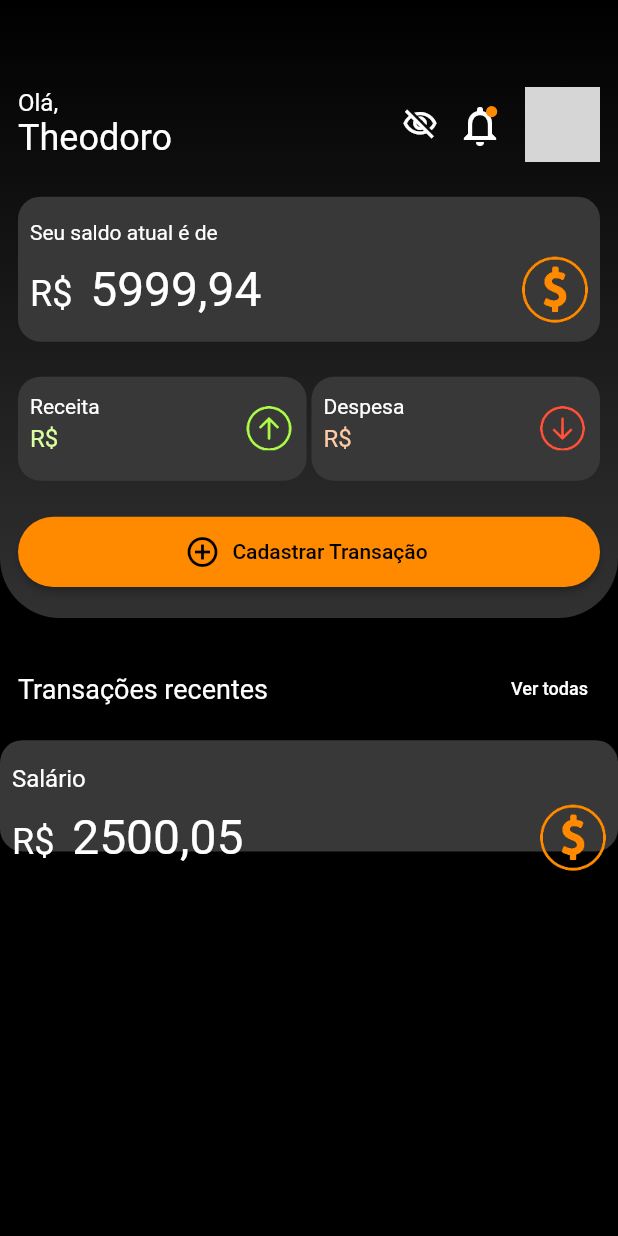
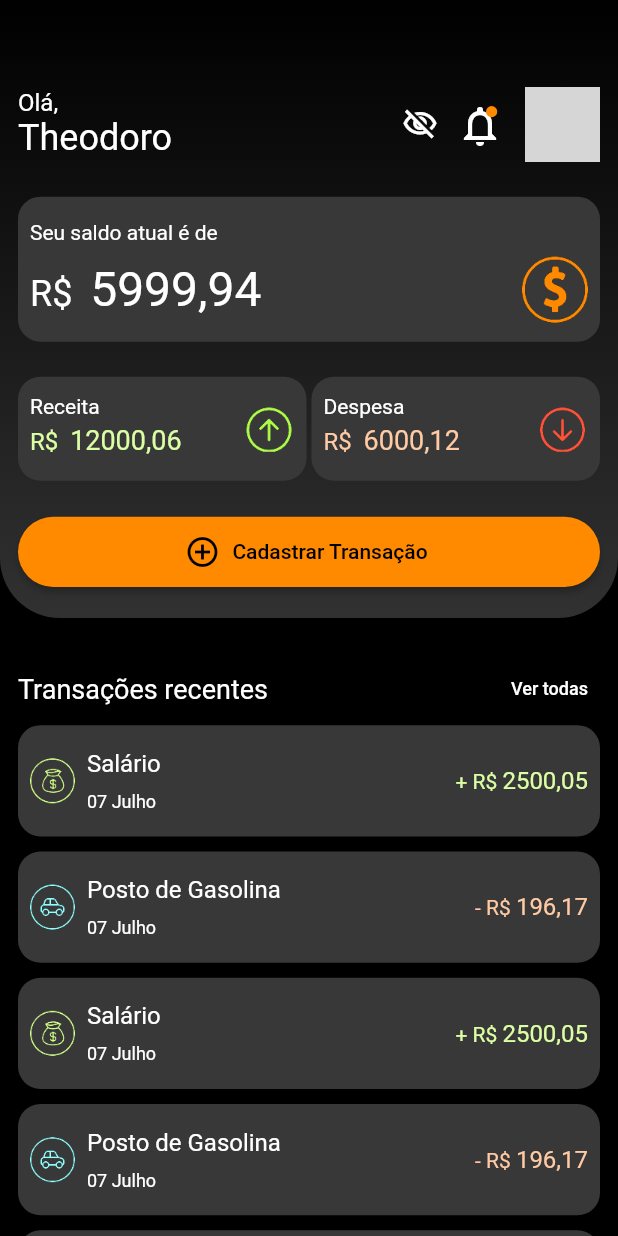
Before and after one commit to Orange-Juice-Projeto-Developer/orange_wallet_mobile, a Flutter app: the screen it shows after launch, after a tap on the "visibility" icon, on a phone screen of 412 x 824 dp. Run offline on Flutter 3.47's test engine with Material 2 defaults, Android fonts, the phone set to English and light mode, and no system bars; network calls fail; grey boxes are pictures that could not be loaded.

Commit message:
Prototipo da lista de transações

```diff
--- a/lib/models/lista_transacoes_container.dart
+++ b/lib/models/lista_transacoes_container.dart
@@ -3,6 +3,7 @@ import 'package:flutter/material.dart';
 class ListaTransacoesContainer extends StatelessWidget {
   final String dataTransacao;
   final String categoriaTransacao;
+  final bool isReceita;
   final bool isVisible;
   final double valorTransacao;
 
@@ -11,77 +12,86 @@ class ListaTransacoesContainer extends StatelessWidget {
       required this.isVisible,
       required this.valorTransacao,
       required this.categoriaTransacao,
-      required this.dataTransacao})
+      required this.dataTransacao,
+      required this.isReceita})
       : super(key: key);
 
   @override
   Widget build(BuildContext context) {
     final mediaQuery = MediaQuery.of(context).size;
     return Padding(
-      padding: const EdgeInsets.symmetric(vertical: 10.0),
+      padding: const EdgeInsets.only(bottom: 10.0),
       child: Container(
         height: mediaQuery.height * 0.09004,
         decoration: BoxDecoration(
           color: const Color(0XFF383838),
           borderRadius: BorderRadius.circular(15),
         ),
-        child: Padding(
-          padding: const EdgeInsets.only(
-            top: 16.0,
-            left: 8,
+        child: Row(
+          children: [
+            Padding(
+              padding: const EdgeInsets.only(left: 8.0),
+              child: Image.asset(
+                isAntiAlias: true,
+                width: 30,
+                height: 30,
+                alignment: Alignment.topCenter,
+                fit: BoxFit.contain,
+                isReceita
+                    ? 'assets/images/Salario.png'
+                    : 'assets/images/Combustivel.png',
               ),
+            ),
+            Padding(
+              padding: const EdgeInsets.only(top: 16, bottom: 8.0, left: 8.0),
               child: Column(
                 crossAxisAlignment: CrossAxisAlignment.start,
                 children: [
-              Padding(
-                padding: const EdgeInsets.only(bottom: 8.0),
-                child: Text(categoriaTransacao,
+                  Text(
+                    categoriaTransacao,
                     style: const TextStyle(fontSize: 16, color: Colors.white),
                   ),
+                  const SizedBox(
+                    height: 9,
+                    width: 0,
                   ),
-              Row(
-                children: [
-                  SizedBox(
-                    width: 170,
-                    height: 38,
-                    child: Text.rich(
-                      TextSpan(
-                        children: [
-                          const TextSpan(
-                            text: 'R\$  ',
-                            style: TextStyle(fontSize: 24, color: Colors.white),
-                          ),
-                          TextSpan(
-                            text: isVisible
-                                ? valorTransacao
-                                    .toStringAsFixed(2)
-                                    .replaceAll('.', ',')
-                                : '*******',
-                            style: const TextStyle(
-                                fontSize: 32, color: Colors.white),
+                  Text(
+                    dataTransacao,
+                    style: const TextStyle(fontSize: 12, color: Colors.white),
                   ),
                 ],
               ),
             ),
+            const Spacer(),
+            Text.rich(
+              TextSpan(
+                children: [
+                  TextSpan(
+                    text: isReceita ? '+ R\$ ' : '- R\$ ',
+                    style: TextStyle(
+                        fontSize: 14,
+                        color: isReceita
+                            ? const Color(0XFFDCFFA4)
+                            : const Color(0XFFFFCAA4)),
                   ),
-                  const SizedBox(
-                    width: 16,
-                  ),
-                  const Spacer(),
-                  Padding(
-                    padding: const EdgeInsets.only(right: 8.0),
-                    child: Image.asset(
-                        isAntiAlias: true,
-                        width: 44,
-                        height: 44,
-                        alignment: Alignment.topCenter,
-                        fit: BoxFit.contain,
-                        'assets/images/Dinheiro-Transparente.png'),
+                  TextSpan(
+                    text: isVisible
+                        ? valorTransacao.toStringAsFixed(2).replaceAll('.', ',')
+                        : '*******',
+                    style: TextStyle(
+                        fontSize: 16,
+                        color: isReceita
+                            ? const Color(0XFFDCFFA4)
+                            : const Color(0XFFFFCAA4)),
                   ),
                 ],
               ),
+            ),
+            const SizedBox(
+              width: 8,
+              height: 0,
+            )
           ],
-          ),
         ),
       ),
     );
--- a/lib/models/receita_despesa_container.dart
+++ b/lib/models/receita_despesa_container.dart
@@ -24,9 +24,7 @@ class ReceitaDespesaContainer extends StatelessWidget {
           top: 12.0,
           left: 8,
         ),
-        child: Column(
-          crossAxisAlignment: CrossAxisAlignment.start,
-          children: [
+        child: Column(crossAxisAlignment: CrossAxisAlignment.start, children: [
           Padding(
             padding: const EdgeInsets.only(bottom: 4.0),
             child: Text(
@@ -34,9 +32,7 @@ class ReceitaDespesaContainer extends StatelessWidget {
               style: const TextStyle(fontSize: 14, color: Colors.white),
             ),
           ),
-            StatefulBuilder(
-              builder: ((context, setState) {
-                return Row(
+          Row(
             children: [
               Text.rich(
                 TextSpan(
@@ -50,7 +46,7 @@ class ReceitaDespesaContainer extends StatelessWidget {
                               : const Color(0XFFFFCAA4)),
                     ),
                     TextSpan(
-                            text: receitaOuDespesa(
+                      text: _receitaOuDespesa(
                         isReceita,
                         isVisible,
                         saldoReceita,
@@ -83,14 +79,12 @@ class ReceitaDespesaContainer extends StatelessWidget {
                 ),
               ),
             ],
-                );
-              }),
-            ),
-          ],
-        ),
+          )
+        ]),
       ),
     );
   }
+
   String _receitaOuDespesa(
       bool isReceita, bool isVisible, double receita, double despesa) {
     String retorno = '';
--- a/lib/models/saldo_container.dart
+++ b/lib/models/saldo_container.dart
@@ -29,9 +29,7 @@ class SaldoContainer extends StatelessWidget {
                 style: TextStyle(fontSize: 14, color: Colors.white),
               ),
             ),
-            StatefulBuilder(
-              builder: ((context, setState) {
-                return Row(
+            Row(
               children: [
                 SizedBox(
                   width: 170,
@@ -41,14 +39,11 @@ class SaldoContainer extends StatelessWidget {
                       children: [
                         const TextSpan(
                           text: 'R\$  ',
-                              style: TextStyle(
-                                  fontSize: 24, color: Colors.white),
+                          style: TextStyle(fontSize: 24, color: Colors.white),
                         ),
                         TextSpan(
                           text: isVisible
-                                  ? saldo
-                                      .toStringAsFixed(2)
-                                      .replaceAll('.', ',')
+                              ? saldo.toStringAsFixed(2).replaceAll('.', ',')
                               : '*******',
                           style: const TextStyle(
                               fontSize: 32, color: Colors.white),
@@ -72,9 +67,7 @@ class SaldoContainer extends StatelessWidget {
                       'assets/images/Dinheiro-Transparente.png'),
                 ),
               ],
-                );
-              }),
-            ),
+            )
           ],
         ),
       ),
--- a/lib/pages/home_page.dart
+++ b/lib/pages/home_page.dart
@@ -158,7 +158,30 @@ class _HomePageState extends State<HomePage> {
                 ],
               ),
             ),
-            ListaTransacoesContainer(isVisible: saldoVisible, valorTransacao: 2500.05, categoriaTransacao: 'Salário', dataTransacao: '11/02/2022')
+            Padding(
+              padding: const EdgeInsets.symmetric(horizontal: 12.0),
+              child: ListaTransacoesContainer(isVisible: saldoVisible, valorTransacao: 2500.05, categoriaTransacao: 'Salário', dataTransacao: '07 Julho', isReceita: true,),
+            ),
+            Padding(
+              padding: const EdgeInsets.symmetric(horizontal: 12.0),
+              child: ListaTransacoesContainer(isVisible: saldoVisible, valorTransacao: 196.17, categoriaTransacao: 'Posto de Gasolina', dataTransacao: '07 Julho', isReceita: false,),
+            ),
+            Padding(
+              padding: const EdgeInsets.symmetric(horizontal: 12.0),
+              child: ListaTransacoesContainer(isVisible: saldoVisible, valorTransacao: 2500.05, categoriaTransacao: 'Salário', dataTransacao: '07 Julho', isReceita: true,),
+            ),
+            Padding(
+              padding: const EdgeInsets.symmetric(horizontal: 12.0),
+              child: ListaTransacoesContainer(isVisible: saldoVisible, valorTransacao: 196.17, categoriaTransacao: 'Posto de Gasolina', dataTransacao: '07 Julho', isReceita: false,),
+            ),
+            Padding(
+              padding: const EdgeInsets.symmetric(horizontal: 12.0),
+              child: ListaTransacoesContainer(isVisible: saldoVisible, valorTransacao: 2500.05, categoriaTransacao: 'Salário', dataTransacao: '07 Julho', isReceita: true,),
+            ),
+            Padding(
+              padding: const EdgeInsets.symmetric(horizontal: 12.0),
+              child: ListaTransacoesContainer(isVisible: saldoVisible, valorTransacao: 196.17, categoriaTransacao: 'Posto de Gasolina', dataTransacao: '07 Julho', isReceita: false,),
+            ),
           ],
         ),
       ),
```
Also changed, not shown: assets/images/Salario.png. Lines whose indentation alone changed are shown as unchanged.
